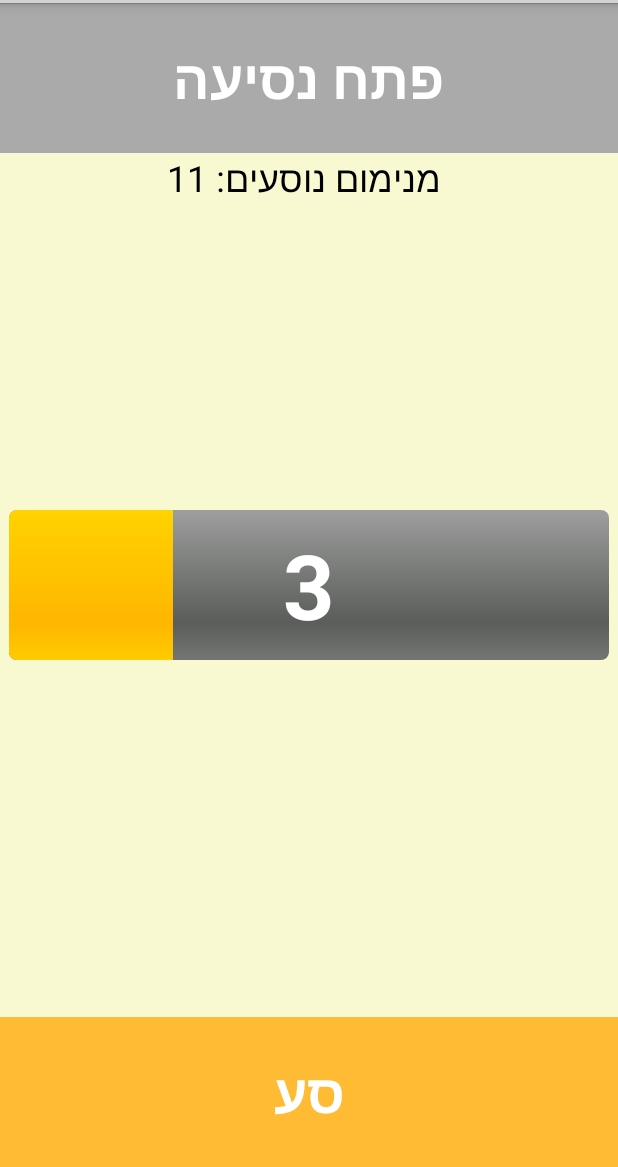
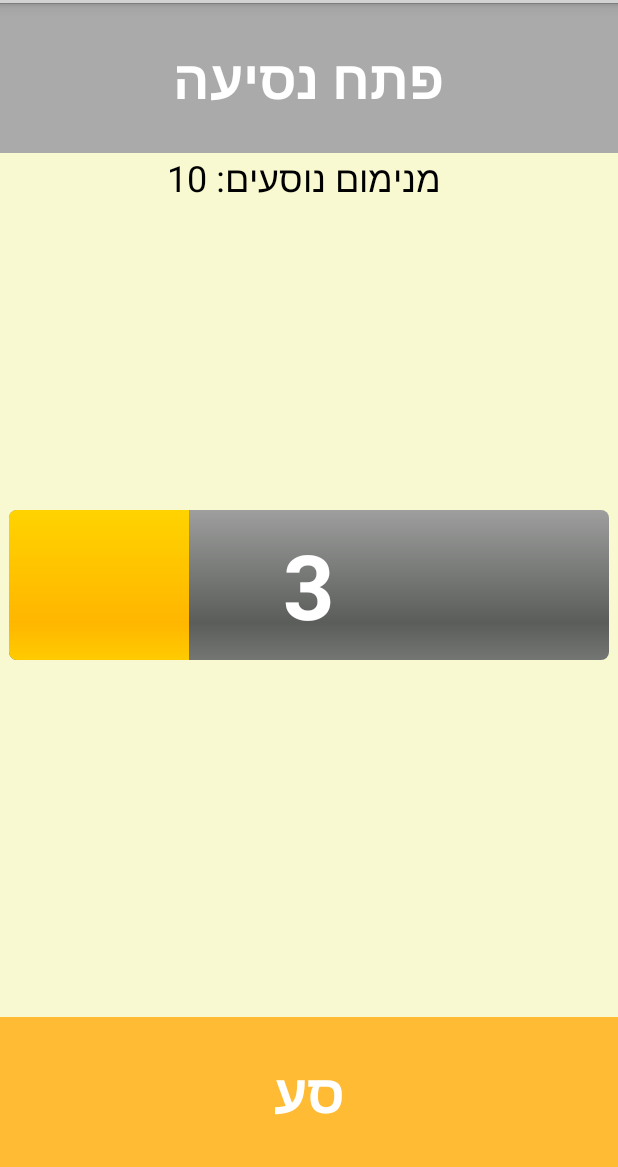
Before and after one commit to moni-sh/driver, an Android app: the OpenActivity screen opened directly, with no data from a screen before it, after a tap on "פתח נסיעה", on a phone screen of 412 x 824 dp, the part 69-1236 px from its top. Run offline under Robolectric (Android 15) with nearby library versions, the phone set to English and light mode, and no system bars.

Commit message:
change max monish to 10

```diff
--- a/app/src/main/java/com/pretenders/monish/OpenActivity.java
+++ b/app/src/main/java/com/pretenders/monish/OpenActivity.java
@@ -47,7 +47,7 @@ public class OpenActivity extends Activity {
                     private Handler handler = new Handler();
 
                     public void run() {
-                        while (progressStatus < 11) {
+                        while (progressStatus < 10) {
                             progressStatus += 1;
                             // Update the progress bar and display the
                             //current value in the text view
--- a/app/src/main/res/layout/activity_open.xml
+++ b/app/src/main/res/layout/activity_open.xml
@@ -48,7 +48,7 @@
         android:layout_alignParentLeft="true"
         android:layout_alignParentStart="true"
         android:progress="0"
-        android:max="11"
+        android:max="10"
         android:paddingLeft="6dp"
         android:paddingRight="6dp"
         android:visibility="invisible"
@@ -72,7 +72,7 @@
         android:layout_width="wrap_content"
         android:layout_height="wrap_content"
         android:textAppearance="?android:attr/textAppearanceLarge"
-        android:text="מנימום נוסעים: 11"
+        android:text="מנימום נוסעים: 10"
         android:id="@+id/textView3"
         android:paddingRight="6dp"
         android:layout_below="@+id/button"
```
